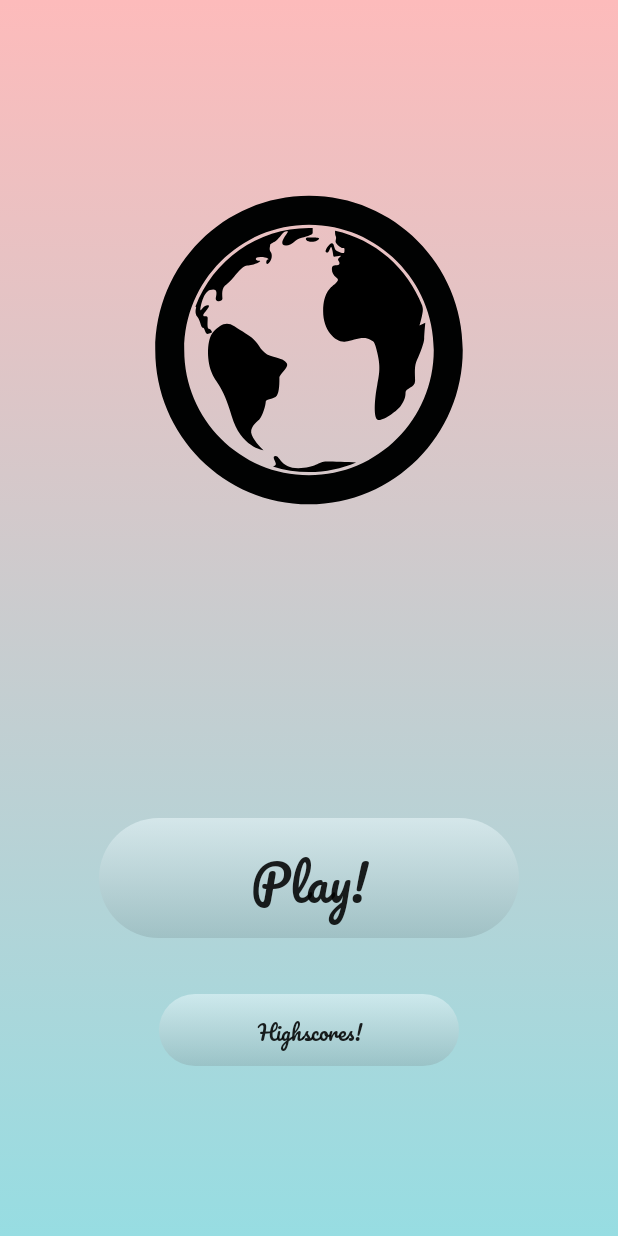
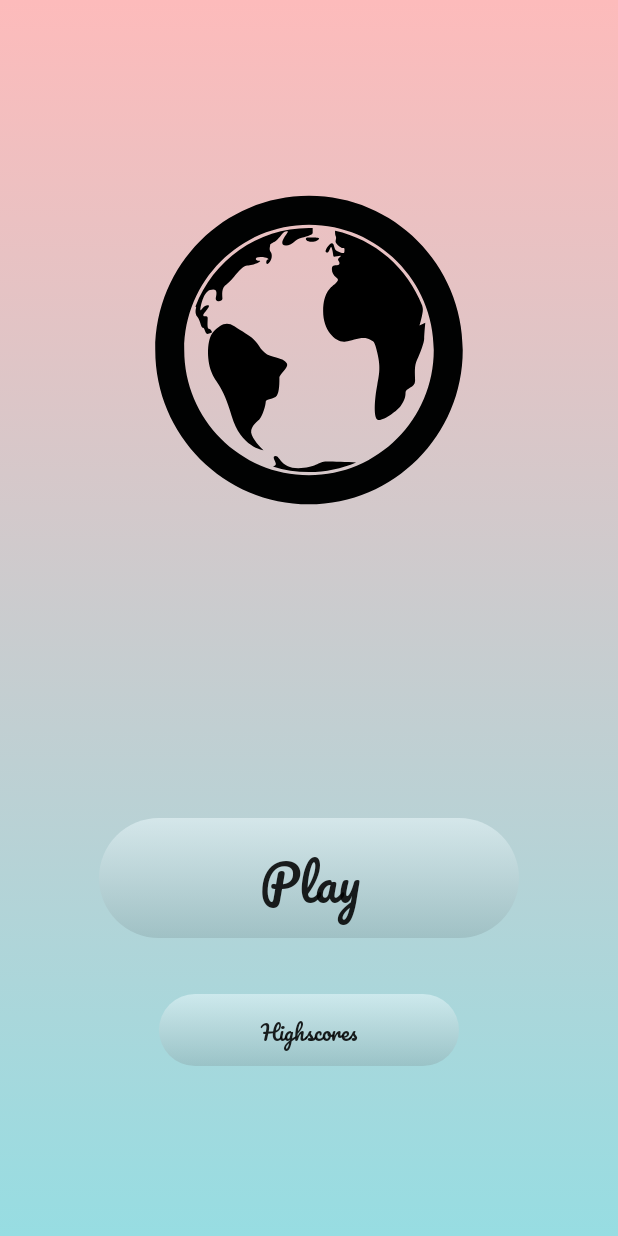
Before and after one commit to Stovedal/RoyalTrashApp, an Android app: the screen it shows after launch (MenuActivity), on a phone screen of 412 x 824 dp. Run offline under Robolectric (Android 15) with nearby library versions, the phone set to English and light mode, and no system bars; libraries missing offline, so code that uses them is left out: kotlinx.coroutines.experimental.

Commit message:
Mindre utropstecken

```diff
--- a/app/src/main/res/values/strings.xml
+++ b/app/src/main/res/values/strings.xml
@@ -1,9 +1,9 @@
 <resources>
     <string name="app_name">RoyalTrash</string>
-    <string name="start_button">Play!</string>
-    <string name="set_username">OK!</string>
+    <string name="start_button">Play</string>
+    <string name="set_username">Ok</string>
     <string name="title_activity_score_board">ScoreBoardActivity</string>
-    <string name="highscore">Highscores!</string>
+    <string name="highscore">Highscores</string>
     <string name="all">All</string>
     <string name="friends">Friends</string>
     <string name="starta_trash_trow">Start Throwing Trash</string>
```
Also changed, not shown: 1 other file.
